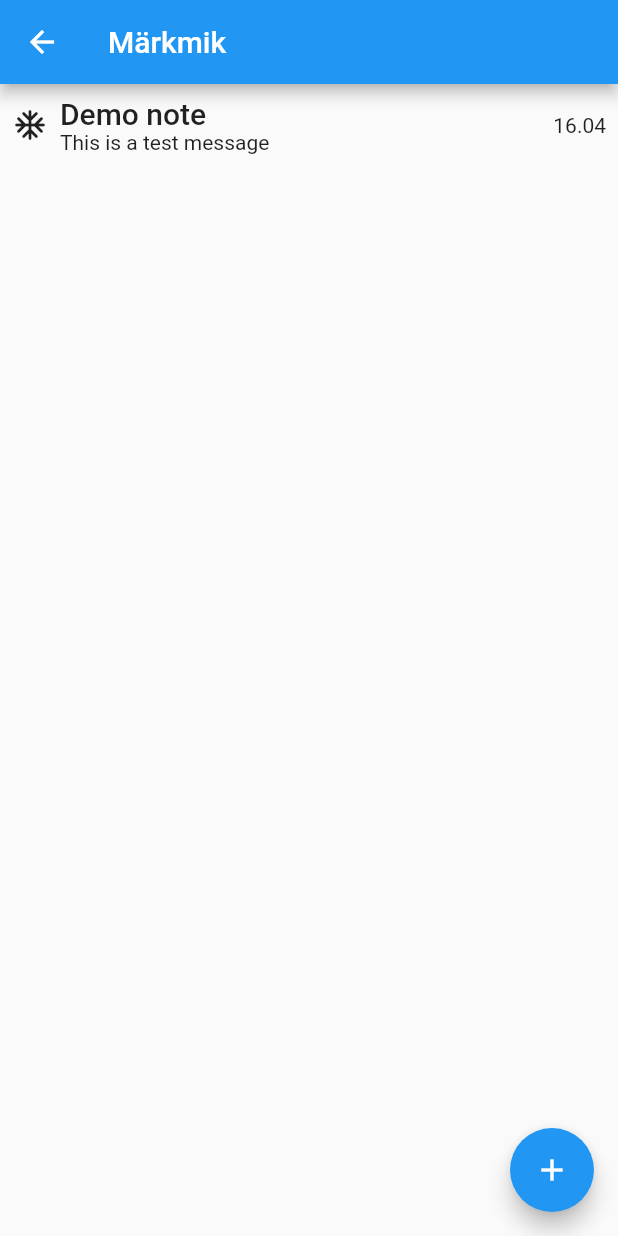
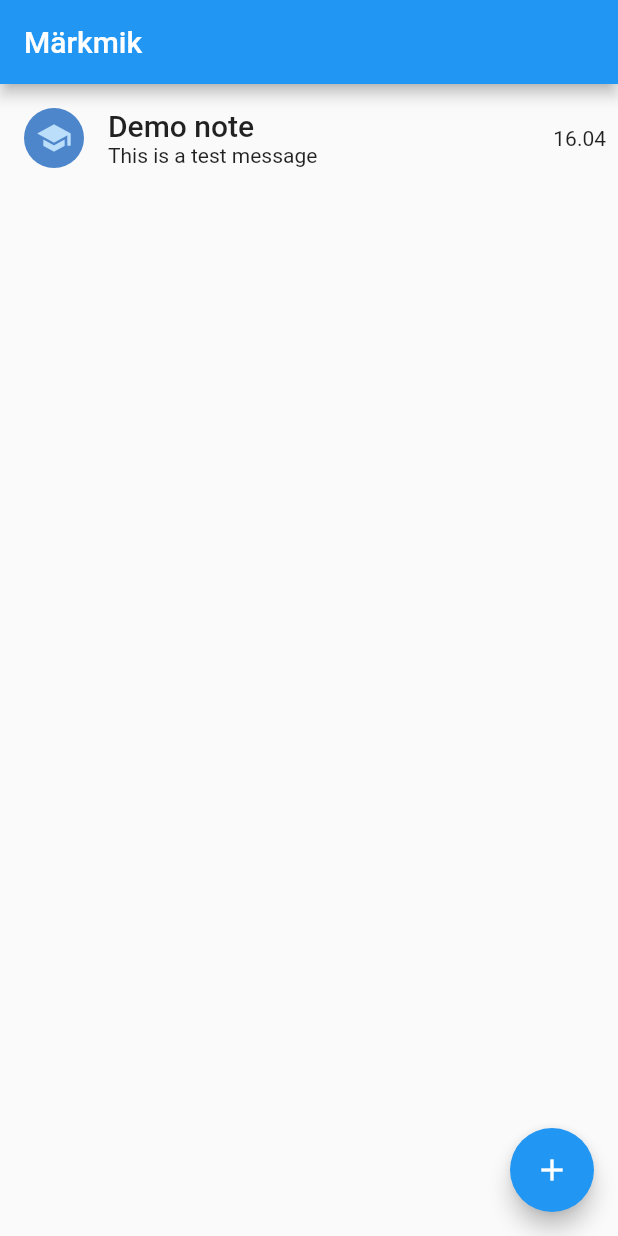
Before and after one commit to mari-liis-truija/Flutter_NotesApp, a Flutter app: the NoteScreen screen opened by its route, after a tap on the "check" icon, on a phone screen of 412 x 824 dp. Run offline on Flutter 3.47's test engine with Material 2 defaults, Android fonts, the phone set to English and light mode, and no system bars.

Commit message:
add functionality to change notes and add multi notes, add icons, change design, add provider (adds functionalities), change home screen class stateful to stateless widget, add gesture detector to note widget, add notes controller,

```diff
--- /dev/null
+++ b/lib/controllers/notes-controller.dart
@@ -0,0 +1,29 @@
+import 'package:flutter/material.dart';
+
+import '../models/note-model.dart';
+
+class NotesController extends ChangeNotifier{ // ChangeNotifier - iga kord kui kutsutakse funktsioon add välja, annab kõigile widgetitele teada, et nad peaksid uuendama enanst
+  List<NoteModel> notes = [];
+
+  List<NoteModel> getAllNotes() {
+    return notes;
+  }
+
+  List<NoteModel> get allNotes {
+    return notes;
+  }
+
+  void addNote(NoteModel note) {
+    notes.add(note);
+    notifyListeners();
+  }
+
+  void editNote(int position, NoteModel note) {
+    notes[position] = note;
+    notifyListeners();
+  }
+
+  NoteModel getNote(int position) {
+    return notes[position]; //position - List<NoteModel> getAllNotes() küsib jada positsiooni, kui tahab mingit kindlat note-i kätte saada
+  }
+}
--- a/lib/main.dart
+++ b/lib/main.dart
@@ -1,9 +1,14 @@
+import 'package:demo_project/controllers/notes-controller.dart';
 import 'package:demo_project/screens/home-screen.dart';
 import 'package:demo_project/screens/note-screen.dart';
 import 'package:flutter/material.dart';
+import 'package:provider/provider.dart';
 
 void main() {
-  runApp(const MyApp());
+  runApp(ChangeNotifierProvider(create: (BuildContext context) {
+    return NotesController();
+  },
+  child: const MyApp()));
 }
 
 class MyApp extends StatelessWidget {
--- a/lib/screens/home-screen.dart
+++ b/lib/screens/home-screen.dart
@@ -1,51 +1,21 @@
-import 'package:demo_project/controllers/random-number-generator.dart';
-import 'package:demo_project/models/note-model.dart';
+import 'package:demo_project/controllers/notes-controller.dart';
 import 'package:demo_project/widgets/notes-list-widget.dart';
 import 'package:flutter/material.dart';
+import 'package:provider/provider.dart';
 
-import '../widgets/note-widget.dart';
-
-class HomeScreen extends StatefulWidget {
+class HomeScreen extends StatelessWidget {
   const HomeScreen({Key? key}) : super(key: key);
 
   @override
-  State<HomeScreen> createState() => _HomeScreenState();
-}
-
-class _HomeScreenState extends State<HomeScreen> {
-  num rand = getRandomNumber();
-  List<NoteModel> noteModels = [];
-
-  void getNewNum() {
-    setState(() {
-      rand = getRandomNumber();
-    });
-  }
-
-  List<Widget> getNotes() {
-    List<Widget> noteWidgets = [];
-    for(int i = 0; i < noteModels.length ; i++){
-      noteWidgets.add(NoteRowWidget(note: noteModels[i]));
-    }
-    return noteWidgets;
-  }
-
-  @override
-  Widget build(BuildContext context) {
-    NoteModel? note = ModalRoute.of(context)!.settings.arguments as NoteModel?;
-    if(note != null) {
-      noteModels.add(note);
-    }
-
+  Widget build(BuildContext context) { //BuildContext - koht selles puu struktuuris (tund 4)
     return Scaffold(
       appBar: AppBar(title: const Text('Märkmik'),),
       floatingActionButton: FloatingActionButton(
         child: Icon(Icons.add),
         onPressed: () => Navigator.of(context).pushNamed('/note-screen'),
       ),
-      body: NotesListWidget(noteModels: noteModels,),
+      body: NotesListWidget(noteModels: Provider.of<NotesController>(context, listen: true).allNotes,),
     );
+  }
 
-    // return const Placeholder();
-  }
 }
--- a/lib/screens/note-screen.dart
+++ b/lib/screens/note-screen.dart
@@ -1,43 +1,62 @@
-import 'package:demo_project/models/note-model.dart';
+import 'package:demo_project/controllers/notes-controller.dart';
 import 'package:flutter/material.dart';
+import 'package:provider/provider.dart';
+
+import '../models/note-model.dart';
 
 class NoteScreen extends StatefulWidget {
   const NoteScreen({Key? key, this.noteModel}) : super(key: key);
-  final NoteModel? noteModel; // ? - parameeter noteModel võib ja võib ka mitte tulla
+  final NoteModel?
+      noteModel; // ? - parameeter noteModel võib ja võib ka mitte tulla
 
   @override
   State<NoteScreen> createState() => _NoteScreenState();
 }
 
 class _NoteScreenState extends State<NoteScreen> {
-  NoteModel note = NoteModel(); // salvestab note andmed siia e. NoteModel
+  NoteModel note = NoteModel();
+  late int? position; //late - ära muretse, see pole praegu täidetud väärtusega
   TextEditingController titleController = TextEditingController();
   TextEditingController messageController = TextEditingController();
 
-  @override
-  void initState() {
-    if(widget.noteModel == null){ //widget.NoteModel - eraldi klass state
+  initNote(BuildContext context) { //abistav funktsioon
+    position = ModalRoute.of(context)?.settings.arguments as int?;
+    if (position == null) {
       note.message = "This is a test message ";
       note.title = "Demo note";
       note.emoji = "🔥";
       note.date = DateTime.now();
     }
     else {
-      note = widget.noteModel!;
+      note = Provider.of<NotesController>(context).getNote(position!);
     }
 
     titleController.text = note.title;
     messageController.text = note.message;
   }
 
+
   @override
   Widget build(BuildContext context) {
+    initNote(context);
+
     return Scaffold(
       appBar: AppBar(),
       floatingActionButton: FloatingActionButton(
+        onPressed: () {
+          note.title = titleController.value.text;
+          note.message = messageController.value.text;
+          if (position == null) {
+            Provider.of<NotesController>(context, listen: false).addNote(note);
+          }
+          else {
+            Provider.of<NotesController>(context, listen: false)
+                .editNote(position!, note);
+          }
+          Navigator.of(context).pop(); // navigeerime tagasi
+        },
         child: Icon(Icons.check),
-        onPressed: () => Navigator.of(context).pushNamed('/', arguments: note),
-      ),
+    ),
       body: Padding(
         padding: const EdgeInsets.all(16.0),
         child: SingleChildScrollView(
--- /dev/null
+++ b/lib/widgets/my-icon.dart
@@ -0,0 +1,52 @@
+import 'dart:math';
+
+import 'package:flutter/material.dart';
+
+class MyIcon extends StatefulWidget {
+  const MyIcon({Key? key}) : super(key: key);
+
+  @override
+  State<MyIcon> createState() => _MyIconState();
+}
+
+class _MyIconState extends State<MyIcon> {
+  List<Icon> icons = [
+    const Icon(Icons.ac_unit_rounded), //const - ei muutu
+    const Icon(Icons.access_alarm),
+    const Icon(Icons.cabin),
+    const Icon(Icons.calculate),
+    const Icon(Icons.construction_sharp),
+    const Icon(Icons.connecting_airports_sharp),
+    const Icon(Icons.contacts_sharp),
+    const Icon(Icons.school),
+    const Icon(Icons.face),
+    const Icon(Icons.accessibility_rounded)
+  ];
+
+  int rand = Random().nextInt(9); // määrab ära, et valiks suvalise nr väärtusega ikooni
+
+  Color color = getRandomPastelColor(); // määrab värvi
+
+  @override
+  Widget build(BuildContext context) {
+    return Center(
+      child: Padding(
+        padding: EdgeInsets.all(8),
+        child: CircleAvatar(
+          radius: 20,
+          backgroundColor: color,
+          child: icons[rand],
+        ),
+      ),
+    );
+  }
+}
+
+Color getRandomPastelColor() {
+  Random random = Random();
+  int red = random.nextInt(256);
+  int green = random.nextInt(256);
+  int blue = random.nextInt(256);
+  int alpha = 150 + random.nextInt(100);
+  return Color.fromARGB(alpha, red, green, blue);
+}
--- a/lib/widgets/note-widget.dart
+++ b/lib/widgets/note-widget.dart
@@ -1,21 +1,25 @@
 import 'package:demo_project/models/note-model.dart';
+import 'package:demo_project/widgets/my-icon.dart';
 import 'package:flutter/material.dart';
 import 'package:intl/intl.dart';
 
 class NoteRowWidget extends StatelessWidget {
-  const NoteRowWidget({Key? key, required this.note}) : super(key: key);
+  const NoteRowWidget({Key? key, required this.note, required this.position}) : super(key: key);
   final NoteModel note;
+  final int position;
 
   @override
   Widget build(BuildContext context) {
-    return Padding(
+    return GestureDetector( // tuvastab klikke
+      onTap: () => Navigator.of(context).pushNamed('/note-screen', arguments: position),
+      child: Padding(
         padding: const EdgeInsets.symmetric(vertical: 8.0),
-      child: Row(children: [ // ALT + ENTER - Wrap with Padding
-        Icon(Icons.ac_unit_rounded),
+        child: Row(children: [
+          MyIcon(),
           Padding(
             padding: const EdgeInsets.only(left: 8.0),
             child: Column(
-            crossAxisAlignment: CrossAxisAlignment.start, //joondab title ja message algusesse e. vasakule
+              crossAxisAlignment: CrossAxisAlignment.start,
               children: [
               Text(note.title, style: Theme.of(context).textTheme.titleLarge,),
               Text(note.message, style: Theme.of(context).textTheme.bodyMedium,),
@@ -24,6 +28,7 @@ class NoteRowWidget extends StatelessWidget {
           const Spacer(),
           Text(DateFormat('dd.MM').format(note.date))
         ],),
+      ),
     );
   }
 }
--- a/lib/widgets/notes-list-widget.dart
+++ b/lib/widgets/notes-list-widget.dart
@@ -11,9 +11,18 @@ class NotesListWidget extends StatelessWidget {
   @override
   Widget build(BuildContext context) {
     return Padding(
-        padding: const EdgeInsets.symmetric(horizontal: DesignSystem.SCREEN_HORIZONTAL_PADDING),
-    child: Center(child: Column(
-      children: noteModels.map((nm) => NoteRowWidget(note: nm)).toList(), //map - funktsioon, mis käib iga kirje kohta, nm - notemodel lühendiks
-    )));
+        padding: const EdgeInsets.symmetric(
+            horizontal: DesignSystem.SCREEN_HORIZONTAL_PADDING),
+        child: Center(
+            child: Column(
+          children: noteModels
+              .asMap()
+              .entries
+              .map<NoteRowWidget>((nm) => NoteRowWidget(
+                    note: nm.value,
+                    position: nm.key,
+                  ))
+              .toList(),
+        )));
   }
 }
--- a/pubspec.yaml
+++ b/pubspec.yaml
@@ -36,6 +36,7 @@ dependencies:
   # Use with the CupertinoIcons class for iOS style icons.
   cupertino_icons: 1.0.2
   intl: 0.18.0
+  provider: 6.0.5
 
 dev_dependencies:
   flutter_test:
```
Also changed, not shown: pubspec.lock. Lines whose indentation alone changed are shown as unchanged.
